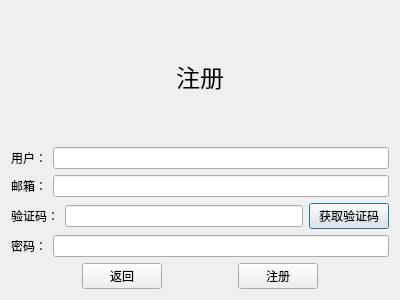
This is registerdialog.ui in Riustina/ChatClient as Qt 5 draws it before an edit. The edited form follows.
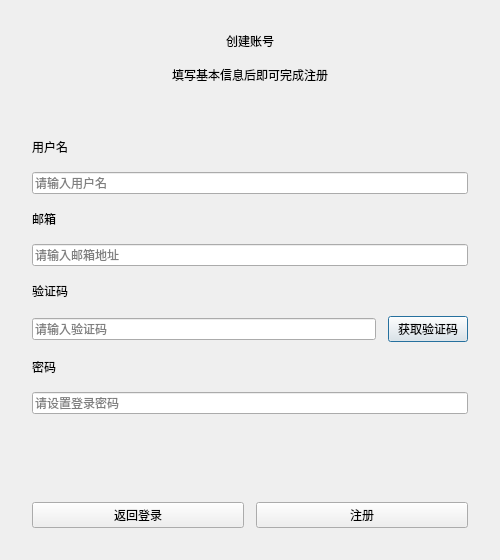
This is the edited form.

What changed in the file:
```diff
--- a/registerdialog.ui
+++ b/registerdialog.ui
@@ -6,72 +6,108 @@
    <rect>
     <x>0</x>
     <y>0</y>
-    <width>400</width>
-    <height>300</height>
+    <width>500</width>
+    <height>560</height>
    </rect>
   </property>
   <property name="windowTitle">
    <string>Dialog</string>
   </property>
   <layout class="QVBoxLayout" name="verticalLayout_2">
-   <item>
-    <layout class="QVBoxLayout" name="verticalLayout">
+   <property name="spacing">
+    <number>16</number>
+   </property>
+   <property name="leftMargin">
+    <number>32</number>
+   </property>
+   <property name="topMargin">
+    <number>32</number>
+   </property>
+   <property name="rightMargin">
+    <number>32</number>
+   </property>
+   <property name="bottomMargin">
+    <number>32</number>
+   </property>
      <item>
       <widget class="QLabel" name="label">
-       <property name="font">
-        <font>
-         <pointsize>18</pointsize>
-        </font>
-       </property>
+     <property name="text">
+      <string>创建账号</string>
+     </property>
+     <property name="alignment">
+      <set>Qt::AlignmentFlag::AlignCenter</set>
+     </property>
+    </widget>
+   </item>
+   <item>
+    <widget class="QLabel" name="subtitleLabel">
        <property name="text">
-        <string>注册</string>
+      <string>填写基本信息后即可完成注册</string>
        </property>
        <property name="alignment">
         <set>Qt::AlignmentFlag::AlignCenter</set>
        </property>
       </widget>
      </item>
-    </layout>
-   </item>
    <item>
-    <layout class="QHBoxLayout" name="horizontalLayout">
+    <spacer name="topSpacer">
+     <property name="orientation">
+      <enum>Qt::Orientation::Vertical</enum>
+     </property>
+     <property name="sizeHint" stdset="0">
+      <size>
+       <width>20</width>
+       <height>10</height>
+      </size>
+     </property>
+    </spacer>
+   </item>
      <item>
       <widget class="QLabel" name="userLabel">
        <property name="text">
-        <string>用户：</string>
+      <string>用户名</string>
        </property>
       </widget>
      </item>
      <item>
-      <widget class="QLineEdit" name="userLineEdit"/>
-     </item>
-    </layout>
-   </item>
-   <item>
-    <layout class="QHBoxLayout" name="horizontalLayout_2">
+    <widget class="QLineEdit" name="userLineEdit">
+     <property name="placeholderText">
+      <string>请输入用户名</string>
+     </property>
+    </widget>
+   </item>
      <item>
       <widget class="QLabel" name="emailLabel">
        <property name="text">
-        <string>邮箱：</string>
+      <string>邮箱</string>
        </property>
       </widget>
      </item>
      <item>
-      <widget class="QLineEdit" name="emailLineEdit"/>
-     </item>
-    </layout>
-   </item>
-   <item>
-    <layout class="QHBoxLayout" name="horizontalLayout_3">
+    <widget class="QLineEdit" name="emailLineEdit">
+     <property name="placeholderText">
+      <string>请输入邮箱地址</string>
+     </property>
+    </widget>
+   </item>
      <item>
       <widget class="QLabel" name="codeLabel">
        <property name="text">
-        <string>验证码：</string>
+      <string>验证码</string>
        </property>
       </widget>
      </item>
      <item>
-      <widget class="QLineEdit" name="codeLineEdit"/>
+    <layout class="QHBoxLayout" name="horizontalLayout_3">
+     <property name="spacing">
+      <number>12</number>
+     </property>
+     <item>
+      <widget class="QLineEdit" name="codeLineEdit">
+       <property name="placeholderText">
+        <string>请输入验证码</string>
+       </property>
+      </widget>
      </item>
      <item>
       <widget class="QPushButton" name="sendCodeButton">
@@ -83,11 +119,9 @@
     </layout>
    </item>
    <item>
-    <layout class="QHBoxLayout" name="horizontalLayout_4">
-     <item>
       <widget class="QLabel" name="pswdLabel">
        <property name="text">
-        <string>密码：</string>
+      <string>密码</string>
        </property>
       </widget>
      </item>
@@ -96,45 +130,39 @@
        <property name="echoMode">
         <enum>QLineEdit::EchoMode::Password</enum>
        </property>
-      </widget>
-     </item>
-    </layout>
+     <property name="placeholderText">
+      <string>请设置登录密码</string>
+     </property>
+    </widget>
+   </item>
+   <item>
+    <widget class="QWidget" name="bottomGapWidget">
+     <property name="minimumSize">
+      <size>
+       <width>0</width>
+       <height>56</height>
+      </size>
+     </property>
+     <property name="maximumSize">
+      <size>
+       <width>16777215</width>
+       <height>56</height>
+      </size>
+     </property>
+    </widget>
    </item>
    <item>
     <layout class="QHBoxLayout" name="horizontalLayout_5">
-     <item>
-      <spacer name="horizontalSpacer">
-       <property name="orientation">
-        <enum>Qt::Orientation::Horizontal</enum>
-       </property>
-       <property name="sizeHint" stdset="0">
-        <size>
-         <width>40</width>
-         <height>20</height>
-        </size>
-       </property>
-      </spacer>
-     </item>
+     <property name="spacing">
+      <number>12</number>
+     </property>
      <item>
       <widget class="QPushButton" name="cancelButton">
        <property name="text">
-        <string>返回</string>
+        <string>返回登录</string>
        </property>
       </widget>
      </item>
-     <item>
-      <spacer name="horizontalSpacer_2">
-       <property name="orientation">
-        <enum>Qt::Orientation::Horizontal</enum>
-       </property>
-       <property name="sizeHint" stdset="0">
-        <size>
-         <width>40</width>
-         <height>20</height>
-        </size>
-       </property>
-      </spacer>
-     </item>
      <item>
       <widget class="QPushButton" name="registerButton">
        <property name="text">
@@ -142,19 +170,6 @@
        </property>
       </widget>
      </item>
-     <item>
-      <spacer name="horizontalSpacer_3">
-       <property name="orientation">
-        <enum>Qt::Orientation::Horizontal</enum>
-       </property>
-       <property name="sizeHint" stdset="0">
-        <size>
-         <width>40</width>
-         <height>20</height>
-        </size>
-       </property>
-      </spacer>
-     </item>
     </layout>
    </item>
   </layout>
```
Left out of the diff: 2 changed lines with no effect on the pictures. Lines whose indentation alone changed are shown as unchanged.
